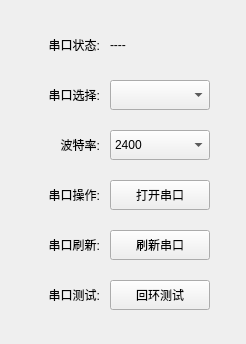
This is IDC_TestSystem/serialport/serialportwid.ui in ChinaClever/IDC_TestSystem as Qt 5 draws it before an edit. The edited form follows.
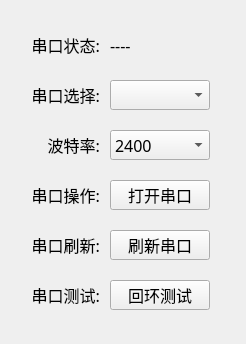
This is the edited form. Icons and pictures are not drawn.

The edit to the form file:
```diff
--- a/IDC_TestSystem/serialport/serialportwid.ui
+++ b/IDC_TestSystem/serialport/serialportwid.ui
@@ -10,6 +10,12 @@
     <height>344</height>
    </rect>
   </property>
+  <property name="font">
+   <font>
+    <family>微软雅黑</family>
+    <pointsize>12</pointsize>
+   </font>
+  </property>
   <property name="windowTitle">
    <string>串口操作</string>
   </property>
@@ -168,8 +174,16 @@
      <height>30</height>
     </rect>
    </property>
+   <property name="font">
+    <font>
+     <family>微软雅黑</family>
+    </font>
+   </property>
+   <property name="styleSheet">
+    <string notr="true"/>
+   </property>
    <property name="currentText">
-    <string>9600</string>
+    <string>2400</string>
    </property>
    <item>
     <property name="text">
```
Left out of the diff: 8 changed lines with no effect on the pictures.
